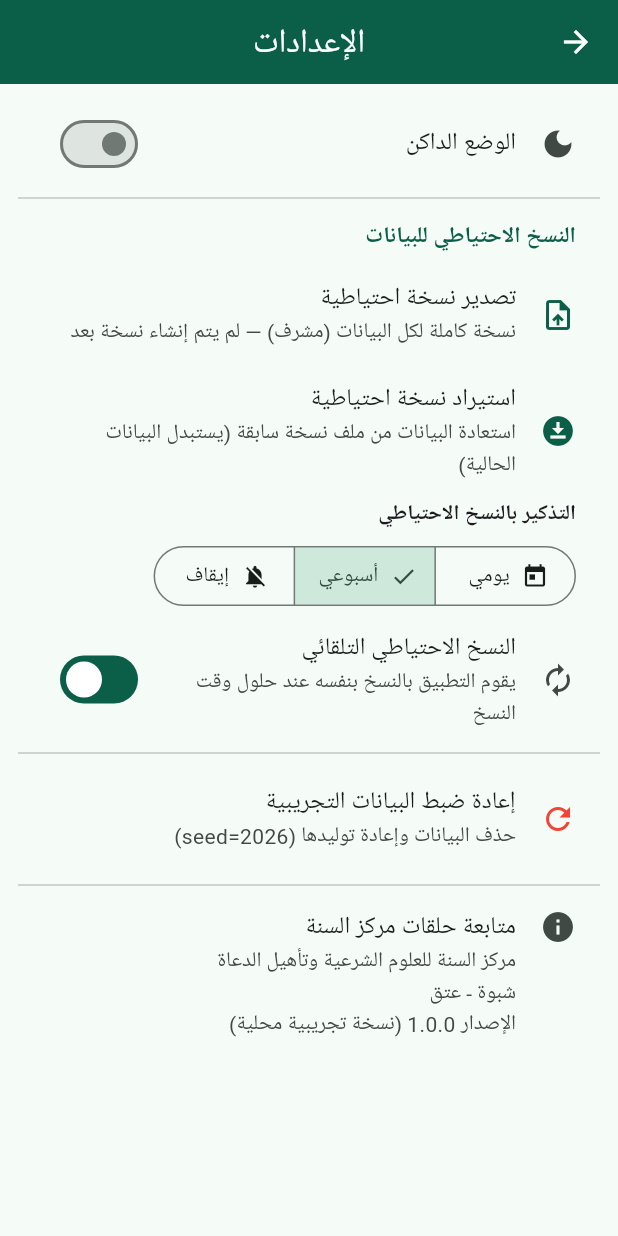
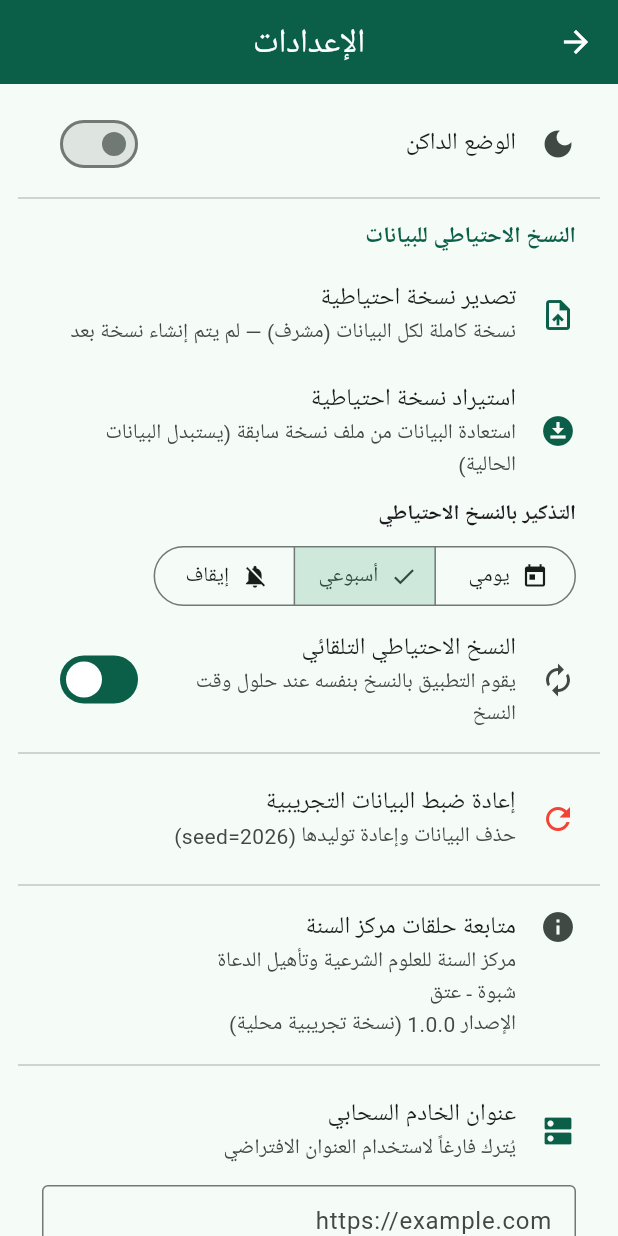
Before and after one commit to almuhasab9-alt/quran-circles-app, a Flutter app: the SettingsScreen screen opened directly, on a phone screen of 412 x 824 dp. Run offline on Flutter 3.47's test engine with Material 3 defaults, Android fonts, the phone set to English and light mode, and no system bars; our stand-ins replace drift, drift_flutter, fl_chart, flutter_riverpod, go_router, google_fonts and 4 more; missing offline and left inert: universal_html; accounts and stored records are empty; generated files the repository leaves out were written again; network calls fail; Roboto replaces fonts that are missing (Cairo).

Commit message:
feat: configurable server URL in settings (bypasses blocked hosts without rebuild) + gradle 8.14.2

```diff
--- a/lib/core/services/api_client.dart
+++ b/lib/core/services/api_client.dart
@@ -5,9 +5,17 @@ import 'package:http/http.dart' as http;
 /// عميل HTTP للـ Cloudflare Worker API فوق D1
 /// يستبدل drift المحلي باتصالات سحابية
 class ApiClient {
+  /// عنوان مخصص للخادم — يُضبط من شاشة الإعدادات ويُحفظ في التخزين المحلي
+  /// (يسمح بتغيير الخادم دون إعادة بناء التطبيق — مفيد عند الحجب)
+  static String? overrideBaseUrl;
+  static String? overrideAuthBaseUrl;
+
   /// عنوان البيانات — على الويب يُحل نسبياً من نفس الأصل (البروكسي/المضيف)
   /// فيخاطب التطبيق أي نطاق يستضيفه (بروكسي، pages.dev، نطاق خاص...) دون حجب
   static String get defaultBaseUrl {
+    if (overrideBaseUrl != null && overrideBaseUrl!.isNotEmpty) {
+      return overrideBaseUrl!;
+    }
     if (kIsWeb) {
       final s = Uri.base.resolve('').toString();
       return s.endsWith('/') ? s.substring(0, s.length - 1) : s;
@@ -17,6 +25,9 @@ class ApiClient {
 
   /// عنوان المصادقة — على الويب عبر مسار auth/ (يمرره البروكسي)
   static String get authBaseUrl {
+    if (overrideAuthBaseUrl != null && overrideAuthBaseUrl!.isNotEmpty) {
+      return overrideAuthBaseUrl!;
+    }
     if (kIsWeb) {
       final s = Uri.base.resolve('auth/').toString();
       return s.endsWith('/') ? s.substring(0, s.length - 1) : s;
--- a/lib/features/settings/settings_screen.dart
+++ b/lib/features/settings/settings_screen.dart
@@ -1,7 +1,10 @@
 import 'package:flutter/material.dart';
 import 'package:flutter_riverpod/flutter_riverpod.dart';
 import 'package:go_router/go_router.dart';
+import 'package:http/http.dart' as http;
+import 'package:shared_preferences/shared_preferences.dart';
 import '../../core/constants/app_constants.dart';
+import '../../core/services/api_client.dart';
 import '../../core/services/backup_service.dart';
 import '../../shared/providers/providers.dart';
 
@@ -75,9 +78,15 @@ class SettingsScreen extends ConsumerWidget {
           subtitle: Text('${AppConstants.centerName}\n${AppConstants.centerBranch}\nالإصدار 1.0.0 (نسخة تجريبية محلية)'),
           isThreeLine: true,
         ),
+        const Divider(),
+        const _ServerSection(),
       ]),
     );
   }
+
+  /// قسم عنوان الخادم السحابي — يسمح بتغيير عنوان API عند الحجب دون إعادة بناء
+  static const String serverPrefsKey = 'apiBaseUrl';
+  static const String serverAuthPrefsKey = 'apiAuthBaseUrl';
 }
 
 /// قسم النسخ الاحتياطي: تصدير / استيراد / تذكير يومي-أسبوعي / نسخ آلي.
@@ -199,3 +208,97 @@ class _BackupSectionState extends ConsumerState<_BackupSection> {
     ]);
   }
 }
+
+/// قسم عنوان الخادم السحابي — عند الحجب يمكن وضع أي عنوان خادم بديل يعمل
+class _ServerSection extends ConsumerStatefulWidget {
+  const _ServerSection();
+
+  @override
+  ConsumerState<_ServerSection> createState() => _ServerSectionState();
+}
+
+class _ServerSectionState extends ConsumerState<_ServerSection> {
+  final _controller = TextEditingController();
+  String _status = '';
+
+  @override
+  void initState() {
+    super.initState();
+    _controller.text = ApiClient.overrideBaseUrl ?? '';
+  }
+
+  @override
+  void dispose() {
+    _controller.dispose();
+    super.dispose();
+  }
+
+  Future<void> _saveAndTest() async {
+    final url = _controller.text.trim();
+    final prefs = await SharedPreferences.getInstance();
+    if (url.isEmpty) {
+      await prefs.remove(SettingsScreen.serverPrefsKey);
+      await prefs.remove(SettingsScreen.serverAuthPrefsKey);
+      ApiClient.overrideBaseUrl = null;
+      ApiClient.overrideAuthBaseUrl = null;
+    } else {
+      final base = url.endsWith('/') ? url.substring(0, url.length - 1) : url;
+      await prefs.setString(SettingsScreen.serverPrefsKey, base);
+      await prefs.setString(SettingsScreen.serverAuthPrefsKey, '$base/auth');
+      ApiClient.overrideBaseUrl = base;
+      ApiClient.overrideAuthBaseUrl = '$base/auth';
+    }
+    setState(() => _status = 'جارٍ اختبار الاتصال...');
+    try {
+      final testUrl = ApiClient.defaultBaseUrl + '/api/health';
+      final res = await http
+          .get(Uri.parse(testUrl))
+          .timeout(const Duration(seconds: 8));
+      if (res.statusCode == 200) {
+        setState(() => _status = '✅ الاتصال ناجح — تم الحفظ');
+      } else {
+        setState(() => _status = '⚠ الخادم رد برمز ${res.statusCode} — تحقق من الرابط');
+      }
+    } catch (e) {
+      setState(() => _status = '❌ تعذر الاتصال: تحقق من الرابط والإنترنت');
+    }
+  }
+
+  @override
+  Widget build(BuildContext context) {
+    return Column(crossAxisAlignment: CrossAxisAlignment.start, children: [
+      const ListTile(
+        leading: Icon(Icons.dns, color: Color(0xFF0B5E48)),
+        title: Text('عنوان الخادم السحابي'),
+        subtitle: Text('يُترك فارغاً لاستخدام العنوان الافتراضي'),
+      ),
+      Padding(
+        padding: const EdgeInsets.symmetric(horizontal: 16),
+        child: TextField(
+          controller: _controller,
+          keyboardType: TextInputType.url,
+          decoration: const InputDecoration(
+            hintText: 'https://example.com',
+            border: OutlineInputBorder(),
+            isDense: true,
+          ),
+        ),
+      ),
+      Padding(
+        padding: const EdgeInsets.symmetric(horizontal: 16, vertical: 8),
+        child: Row(children: [
+          FilledButton.icon(
+            onPressed: _saveAndTest,
+            icon: const Icon(Icons.save),
+            label: const Text('حفظ واختبار الاتصال'),
+          ),
+          const SizedBox(width: 8),
+          Expanded(
+            child: Text(_status,
+                style: const TextStyle(fontSize: 12), textAlign: TextAlign.start),
+          ),
+        ]),
+      ),
+    ]);
+  }
+}
```
Also changed, not shown: lib/main.dart (+10 -0 lines).
